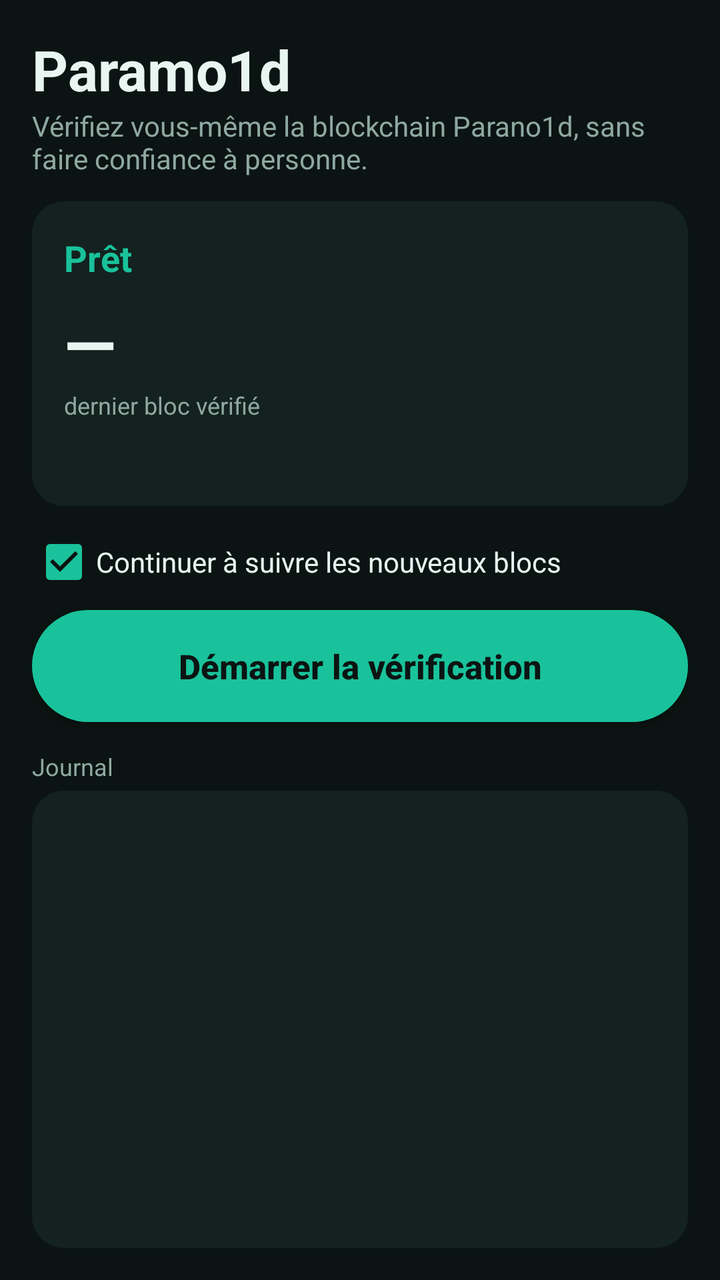
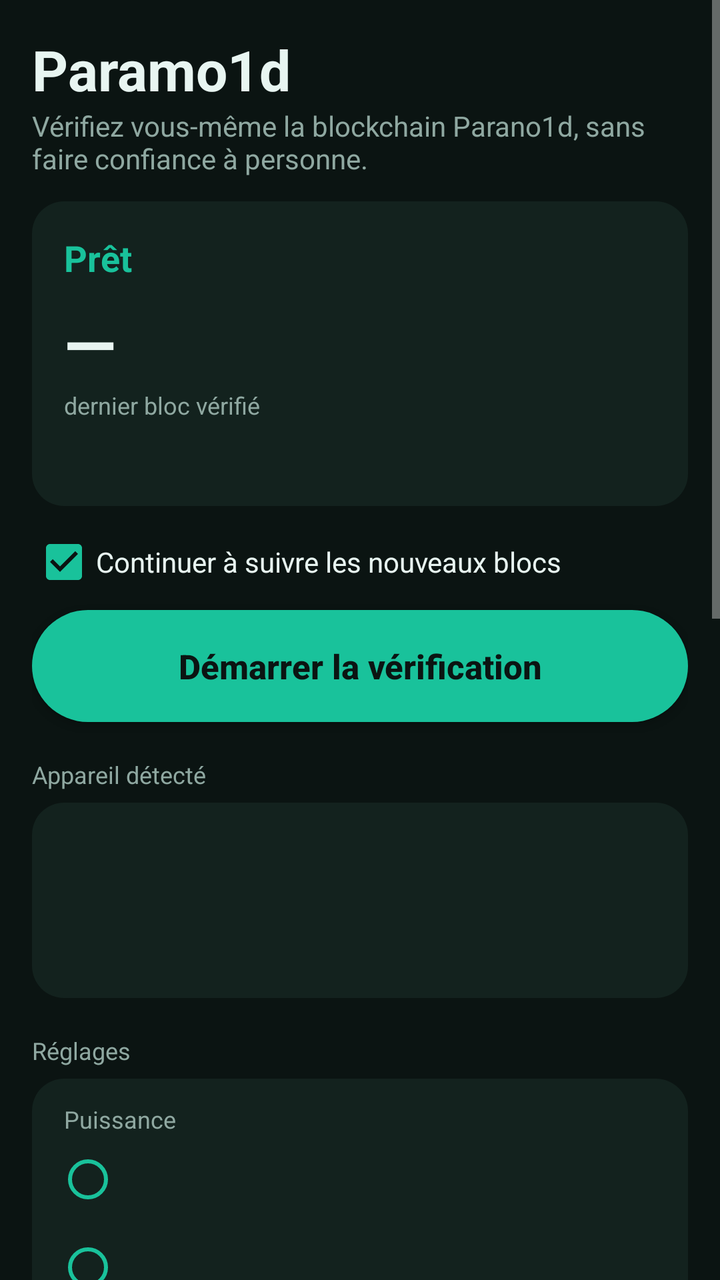

Screens rendered from an Android XML layout before and after an edit, with the pre-edit source and the edit as a unified diff.
<!-- AndroidManifest.xml: application theme AppTheme -->
<!-- res/layout/activity_main.xml -->
<?xml version="1.0" encoding="utf-8"?>
<LinearLayout xmlns:android="http://schemas.android.com/apk/res/android"
    android:layout_width="match_parent"
    android:layout_height="match_parent"
    android:fitsSystemWindows="true"
    android:orientation="vertical"
    android:padding="16dp">

    <TextView
        android:layout_width="wrap_content"
        android:layout_height="wrap_content"
        android:text="Paramo1d"
        android:textColor="#E8F5F1"
        android:textSize="28sp"
        android:textStyle="bold" />

    <TextView
        android:layout_width="wrap_content"
        android:layout_height="wrap_content"
        android:layout_marginBottom="12dp"
        android:text="Vérifiez vous-même la blockchain Parano1d, sans faire confiance à personne."
        android:textColor="#8FA8A1"
        android:textSize="14sp" />

    <LinearLayout
        android:layout_width="match_parent"
        android:layout_height="wrap_content"
        android:background="@drawable/card"
        android:orientation="vertical"
        android:padding="16dp">

        <TextView
            android:id="@+id/status"
            android:layout_width="wrap_content"
            android:layout_height="wrap_content"
            android:text="Prêt"
            android:textColor="#19C29B"
            android:textSize="18sp"
            android:textStyle="bold" />

        <TextView
            android:id="@+id/height"
            android:layout_width="wrap_content"
            android:layout_height="wrap_content"
            android:layout_marginTop="8dp"
            android:text="—"
            android:textColor="#E8F5F1"
            android:textSize="34sp"
            android:textStyle="bold" />

        <TextView
            android:layout_width="wrap_content"
            android:layout_height="wrap_content"
            android:text="dernier bloc vérifié"
            android:textColor="#8FA8A1"
            android:textSize="12sp" />

        <TextView
            android:id="@+id/details"
            android:layout_width="match_parent"
            android:layout_height="wrap_content"
            android:layout_marginTop="10dp"
            android:fontFamily="monospace"
            android:textColor="#B9CEC8"
            android:textIsSelectable="true"
            android:textSize="12sp" />

        <ProgressBar
            android:id="@+id/progress"
            style="@android:style/Widget.Material.ProgressBar.Horizontal"
            android:layout_width="match_parent"
            android:layout_height="wrap_content"
            android:layout_marginTop="8dp"
            android:indeterminate="true"
            android:visibility="gone" />
    </LinearLayout>

    <CheckBox
        android:id="@+id/follow"
        android:layout_width="wrap_content"
        android:layout_height="wrap_content"
        android:layout_marginTop="12dp"
        android:buttonTint="#19C29B"
        android:checked="true"
        android:text="Continuer à suivre les nouveaux blocs"
        android:textColor="#E8F5F1" />

    <Button
        android:id="@+id/action"
        android:layout_width="match_parent"
        android:layout_height="56dp"
        android:layout_marginTop="8dp"
        android:background="@drawable/button"
        android:text="Démarrer la vérification"
        android:textAllCaps="false"
        android:textColor="#0B1412"
        android:textSize="17sp"
        android:textStyle="bold" />

    <TextView
        android:layout_width="wrap_content"
        android:layout_height="wrap_content"
        android:layout_marginTop="14dp"
        android:layout_marginBottom="4dp"
        android:text="Journal"
        android:textColor="#8FA8A1"
        android:textSize="12sp" />

    <ScrollView
        android:id="@+id/logScroll"
        android:layout_width="match_parent"
        android:layout_height="0dp"
        android:layout_weight="1"
        android:background="@drawable/card"
        android:padding="10dp">

        <TextView
            android:id="@+id/log"
            android:layout_width="match_parent"
            android:layout_height="wrap_content"
            android:fontFamily="monospace"
            android:textColor="#B9CEC8"
            android:textIsSelectable="true"
            android:textSize="11sp" />
    </ScrollView>
</LinearLayout>
<!-- resources referenced by this layout -->
<resources>
  <!-- drawable button (drawable) -->
  <?xml version="1.0" encoding="utf-8"?>
  <selector xmlns:android="http://schemas.android.com/apk/res/android">
      <item android:state_enabled="false">
          <shape><solid android:color="#2A3A36" /><corners android:radius="28dp" /></shape>
      </item>
      <item android:state_pressed="true">
          <shape><solid android:color="#13A383" /><corners android:radius="28dp" /></shape>
      </item>
      <item>
          <shape><solid android:color="#19C29B" /><corners android:radius="28dp" /></shape>
      </item>
  </selector>
  <!-- drawable card (drawable) -->
  <?xml version="1.0" encoding="utf-8"?>
  <shape xmlns:android="http://schemas.android.com/apk/res/android" android:shape="rectangle">
      <solid android:color="#13221E" />
      <corners android:radius="16dp" />
  </shape>
  <style name="AppTheme" parent="android:Theme.Material.NoActionBar">
          <item name="android:colorPrimary">#0E7C66</item>
          <item name="android:colorAccent">#19C29B</item>
          <item name="android:statusBarColor">#0B1412</item>
          <item name="android:navigationBarColor">#0B1412</item>
          <item name="android:windowBackground">#0B1412</item>
      </style>
</resources>

<!-- the commit's change to res/layout/activity_main.xml (unified diff, before → after) -->
@@ -1,126 +1,214 @@
 <?xml version="1.0" encoding="utf-8"?>
-<LinearLayout xmlns:android="http://schemas.android.com/apk/res/android"
+<ScrollView xmlns:android="http://schemas.android.com/apk/res/android"
+    android:id="@+id/page"
     android:layout_width="match_parent"
     android:layout_height="match_parent"
-    android:fitsSystemWindows="true"
-    android:orientation="vertical"
-    android:padding="16dp">
-
-    <TextView
-        android:layout_width="wrap_content"
-        android:layout_height="wrap_content"
-        android:text="Paramo1d"
-        android:textColor="#E8F5F1"
-        android:textSize="28sp"
-        android:textStyle="bold" />
-
-    <TextView
-        android:layout_width="wrap_content"
-        android:layout_height="wrap_content"
-        android:layout_marginBottom="12dp"
-        android:text="Vérifiez vous-même la blockchain Parano1d, sans faire confiance à personne."
-        android:textColor="#8FA8A1"
-        android:textSize="14sp" />
+    android:fillViewport="true"
+    android:fitsSystemWindows="true">
 
     <LinearLayout
         android:layout_width="match_parent"
         android:layout_height="wrap_content"
-        android:background="@drawable/card"
         android:orientation="vertical"
         android:padding="16dp">
 
         <TextView
-            android:id="@+id/status"
             android:layout_width="wrap_content"
             android:layout_height="wrap_content"
-            android:text="Prêt"
-            android:textColor="#19C29B"
-            android:textSize="18sp"
+            android:text="Paramo1d"
+            android:textColor="#E8F5F1"
+            android:textSize="28sp"
             android:textStyle="bold" />
 
         <TextView
-            android:id="@+id/height"
             android:layout_width="wrap_content"
             android:layout_height="wrap_content"
+            android:layout_marginBottom="12dp"
+            android:text="Vérifiez vous-même la blockchain Parano1d, sans faire confiance à personne."
+            android:textColor="#8FA8A1"
+            android:textSize="14sp" />
+
+        <LinearLayout
+            android:layout_width="match_parent"
+            android:layout_height="wrap_content"
+            android:background="@drawable/card"
+            android:orientation="vertical"
+            android:padding="16dp">
+
+            <TextView
+                android:id="@+id/status"
+                android:layout_width="wrap_content"
+                android:layout_height="wrap_content"
+                android:text="Prêt"
+                android:textColor="#19C29B"
+                android:textSize="18sp"
+                android:textStyle="bold" />
+
+            <TextView
+                android:id="@+id/height"
+                android:layout_width="wrap_content"
+                android:layout_height="wrap_content"
+                android:layout_marginTop="8dp"
+                android:text="—"
+                android:textColor="#E8F5F1"
+                android:textSize="34sp"
+                android:textStyle="bold" />
+
+            <TextView
+                android:layout_width="wrap_content"
+                android:layout_height="wrap_content"
+                android:text="dernier bloc vérifié"
+                android:textColor="#8FA8A1"
+                android:textSize="12sp" />
+
+            <TextView
+                android:id="@+id/details"
+                android:layout_width="match_parent"
+                android:layout_height="wrap_content"
+                android:layout_marginTop="10dp"
+                android:fontFamily="monospace"
+                android:textColor="#B9CEC8"
+                android:textIsSelectable="true"
+                android:textSize="12sp" />
+
+            <ProgressBar
+                android:id="@+id/progress"
+                style="@android:style/Widget.Material.ProgressBar.Horizontal"
+                android:layout_width="match_parent"
+                android:layout_height="wrap_content"
+                android:layout_marginTop="8dp"
+                android:indeterminate="true"
+                android:visibility="gone" />
+        </LinearLayout>
+
+        <CheckBox
+            android:id="@+id/follow"
+            android:layout_width="wrap_content"
+            android:layout_height="wrap_content"
+            android:layout_marginTop="12dp"
+            android:buttonTint="#19C29B"
+            android:checked="true"
+            android:text="Continuer à suivre les nouveaux blocs"
+            android:textColor="#E8F5F1" />
+
+        <Button
+            android:id="@+id/action"
+            android:layout_width="match_parent"
+            android:layout_height="56dp"
             android:layout_marginTop="8dp"
-            android:text="—"
-            android:textColor="#E8F5F1"
-            android:textSize="34sp"
+            android:background="@drawable/button"
+            android:text="Démarrer la vérification"
+            android:textAllCaps="false"
+            android:textColor="#0B1412"
+            android:textSize="17sp"
             android:textStyle="bold" />
 
         <TextView
-            android:layout_width="wrap_content"
-            android:layout_height="wrap_content"
-            android:text="dernier bloc vérifié"
-            android:textColor="#8FA8A1"
-            android:textSize="12sp" />
-
-        <TextView
-            android:id="@+id/details"
-            android:layout_width="match_parent"
-            android:layout_height="wrap_content"
-            android:layout_marginTop="10dp"
-            android:fontFamily="monospace"
-            android:textColor="#B9CEC8"
-            android:textIsSelectable="true"
-            android:textSize="12sp" />
-
-        <ProgressBar
-            android:id="@+id/progress"
-            style="@android:style/Widget.Material.ProgressBar.Horizontal"
-            android:layout_width="match_parent"
-            android:layout_height="wrap_content"
-            android:layout_marginTop="8dp"
-            android:indeterminate="true"
-            android:visibility="gone" />
+            style="@style/SectionTitle"
+            android:text="Appareil détecté" />
+
+        <LinearLayout
+            android:layout_width="match_parent"
+            android:layout_height="wrap_content"
+            android:background="@drawable/card"
+            android:orientation="vertical"
+            android:padding="16dp">
+
+            <TextView
+                android:id="@+id/device"
+                android:layout_width="match_parent"
+                android:layout_height="wrap_content"
+                android:textColor="#E8F5F1"
+                android:textSize="14sp" />
+
+            <TextView
+                android:id="@+id/profile"
+                android:layout_width="match_parent"
+                android:layout_height="wrap_content"
+                android:layout_marginTop="8dp"
+                android:textColor="#19C29B"
+                android:textSize="14sp"
+                android:textStyle="bold" />
+
+            <TextView
+                android:id="@+id/conditions"
+                android:layout_width="match_parent"
+                android:layout_height="wrap_content"
+                android:layout_marginTop="2dp"
+                android:textColor="#8FA8A1"
+                android:textSize="13sp" />
+        </LinearLayout>
+
+        <TextView
+            style="@style/SectionTitle"
+            android:text="Réglages" />
+
+        <LinearLayout
+            android:layout_width="match_parent"
+            android:layout_height="wrap_content"
+            android:background="@drawable/card"
+            android:orientation="vertical"
+            android:padding="12dp">
+
+            <TextView
+                android:layout_width="wrap_content"
+                android:layout_height="wrap_content"
+                android:layout_marginStart="4dp"
+                android:text="Puissance"
+                android:textColor="#8FA8A1"
+                android:textSize="12sp" />
+
+            <RadioGroup
+                android:id="@+id/mode"
+                android:layout_width="match_parent"
+                android:layout_height="wrap_content">
+
+                <RadioButton android:id="@+id/modeAuto" style="@style/Choice" />
+                <RadioButton android:id="@+id/modeEco" style="@style/Choice" />
+                <RadioButton android:id="@+id/modeBalanced" style="@style/Choice" />
+                <RadioButton android:id="@+id/modePerformance" style="@style/Choice" />
+            </RadioGroup>
+
+            <Switch
+                android:id="@+id/heatGuard"
+                style="@style/Toggle"
+                android:text="Pause si le téléphone chauffe" />
+
+            <Switch
+                android:id="@+id/batteryGuard"
+                style="@style/Toggle"
+                android:text="Pause si batterie sous 20 % (hors charge)" />
+
+            <Switch
+                android:id="@+id/chargingOnly"
+                style="@style/Toggle"
+                android:text="Uniquement pendant la charge" />
+
+            <Switch
+                android:id="@+id/wifiOnly"
+                style="@style/Toggle"
+                android:text="Uniquement en Wi-Fi" />
+        </LinearLayout>
+
+        <TextView
+            style="@style/SectionTitle"
+            android:text="Journal" />
+
+        <ScrollView
+            android:id="@+id/logScroll"
+            android:layout_width="match_parent"
+            android:layout_height="320dp"
+            android:background="@drawable/card"
+            android:padding="10dp">
+
+            <TextView
+                android:id="@+id/log"
+                android:layout_width="match_parent"
+                android:layout_height="wrap_content"
+                android:fontFamily="monospace"
+                android:textColor="#B9CEC8"
+                android:textIsSelectable="true"
+                android:textSize="11sp" />
+        </ScrollView>
     </LinearLayout>
-
-    <CheckBox
-        android:id="@+id/follow"
-        android:layout_width="wrap_content"
-        android:layout_height="wrap_content"
-        android:layout_marginTop="12dp"
-        android:buttonTint="#19C29B"
-        android:checked="true"
-        android:text="Continuer à suivre les nouveaux blocs"
-        android:textColor="#E8F5F1" />
-
-    <Button
-        android:id="@+id/action"
-        android:layout_width="match_parent"
-        android:layout_height="56dp"
-        android:layout_marginTop="8dp"
-        android:background="@drawable/button"
-        android:text="Démarrer la vérification"
-        android:textAllCaps="false"
-        android:textColor="#0B1412"
-        android:textSize="17sp"
-        android:textStyle="bold" />
-
-    <TextView
-        android:layout_width="wrap_content"
-        android:layout_height="wrap_content"
-        android:layout_marginTop="14dp"
-        android:layout_marginBottom="4dp"
-        android:text="Journal"
-        android:textColor="#8FA8A1"
-        android:textSize="12sp" />
-
-    <ScrollView
-        android:id="@+id/logScroll"
-        android:layout_width="match_parent"
-        android:layout_height="0dp"
-        android:layout_weight="1"
-        android:background="@drawable/card"
-        android:padding="10dp">
-
-        <TextView
-            android:id="@+id/log"
-            android:layout_width="match_parent"
-            android:layout_height="wrap_content"
-            android:fontFamily="monospace"
-            android:textColor="#B9CEC8"
-            android:textIsSelectable="true"
-            android:textSize="11sp" />
-    </ScrollView>
-</LinearLayout>
+</ScrollView>
<!-- resource entries referenced after the edit -->
@@ -19,6 +19,30 @@
       <solid android:color="#13221E" />
       <corners android:radius="16dp" />
   </shape>
+  <style name="Choice">
+          <item name="android:layout_width">match_parent</item>
+          <item name="android:layout_height">wrap_content</item>
+          <item name="android:minHeight">44dp</item>
+          <item name="android:buttonTint">#19C29B</item>
+          <item name="android:textColor">#E8F5F1</item>
+          <item name="android:textSize">14sp</item>
+      </style>
+  <style name="SectionTitle">
+          <item name="android:layout_width">wrap_content</item>
+          <item name="android:layout_height">wrap_content</item>
+          <item name="android:layout_marginTop">18dp</item>
+          <item name="android:layout_marginBottom">6dp</item>
+          <item name="android:textColor">#8FA8A1</item>
+          <item name="android:textSize">12sp</item>
+      </style>
+  <style name="Toggle">
+          <item name="android:layout_width">match_parent</item>
+          <item name="android:layout_height">wrap_content</item>
+          <item name="android:minHeight">48dp</item>
+          <item name="android:paddingStart">4dp</item>
+          <item name="android:textColor">#E8F5F1</item>
+          <item name="android:textSize">14sp</item>
+      </style>
   <style name="AppTheme" parent="android:Theme.Material.NoActionBar">
           <item name="android:colorPrimary">#0E7C66</item>
           <item name="android:colorAccent">#19C29B</item>
